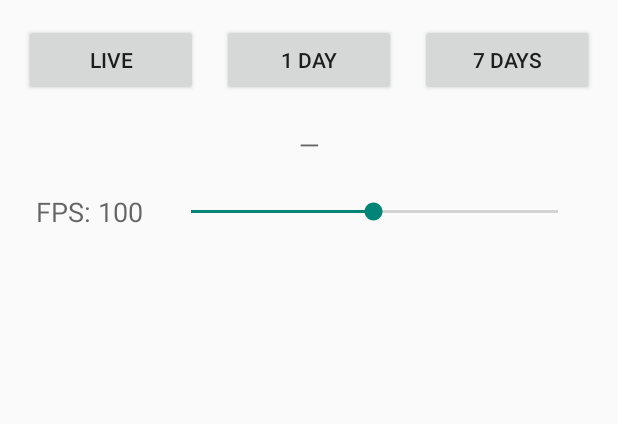
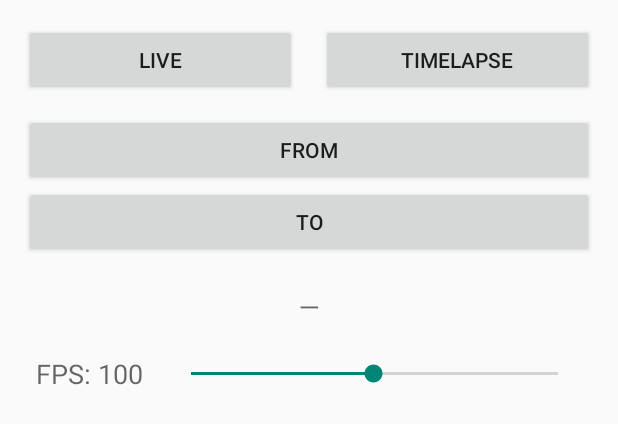
Before and after one commit to Sakke96/SoilMonitor, an Android app built with Jetpack Compose: the layout fragment_photo.xml on its own in the app's theme, with its tools: preview values and no code run, on a phone screen of 412 x 824 dp. Shown: the top 424 px of the screen. Run offline under Robolectric (Android 15) with nearby library versions, the phone set to English and light mode, and no system bars.

```diff
--- a/app/src/main/res/layout/fragment_photo.xml
+++ b/app/src/main/res/layout/fragment_photo.xml
@@ -7,7 +7,7 @@
     android:orientation="vertical"
     android:padding="16dp">
 
-    <!-- Top row: “LIVE”, “1 DAY” and “7 DAYS” -->
+    <!-- Top row: “LIVE” and “TIMELAPSE” -->
     <LinearLayout
         android:id="@+id/button_row"
         android:layout_width="match_parent"
@@ -25,21 +25,27 @@
             android:layout_marginEnd="8dp" />
 
         <Button
-            android:id="@+id/btnOneDay"
+            android:id="@+id/btnTimelapse"
             android:layout_width="0dp"
             android:layout_height="wrap_content"
-            android:text="1 DAY"
-            android:layout_weight="1"
-            android:layout_marginHorizontal="8dp" />
-
-        <Button
-            android:id="@+id/btnSevenDays"
-            android:layout_width="0dp"
-            android:layout_height="wrap_content"
-            android:text="7 DAYS"
+            android:text="TIMELAPSE"
             android:layout_weight="1"
             android:layout_marginStart="8dp" />
     </LinearLayout>
+
+    <!-- Timelapse range buttons (open date/time pickers) -->
+    <Button
+        android:id="@+id/btnFrom"
+        android:layout_width="match_parent"
+        android:layout_height="wrap_content"
+        android:text="From" />
+
+    <Button
+        android:id="@+id/btnTo"
+        android:layout_width="match_parent"
+        android:layout_height="wrap_content"
+        android:text="To"
+        android:layout_marginBottom="12dp" />
 
     <!-- ProgressBar (visible while loading) -->
     <ProgressBar
@@ -72,6 +78,13 @@
         android:paddingTop="8dp"
         android:paddingBottom="8dp" />
 
+    <!-- Time slider for live view -->
+    <SeekBar
+        android:id="@+id/seekBarTime"
+        android:layout_width="match_parent"
+        android:layout_height="wrap_content"
+        android:visibility="gone" />
+
     <!-- FPS slider row: label + SeekBar -->
     <LinearLayout
         android:id="@+id/fps_slider_row"
```
Also changed, not shown: app/src/main/java/com/example/soilmonitor/PhotoFragment.kt (+144 -53 lines).
